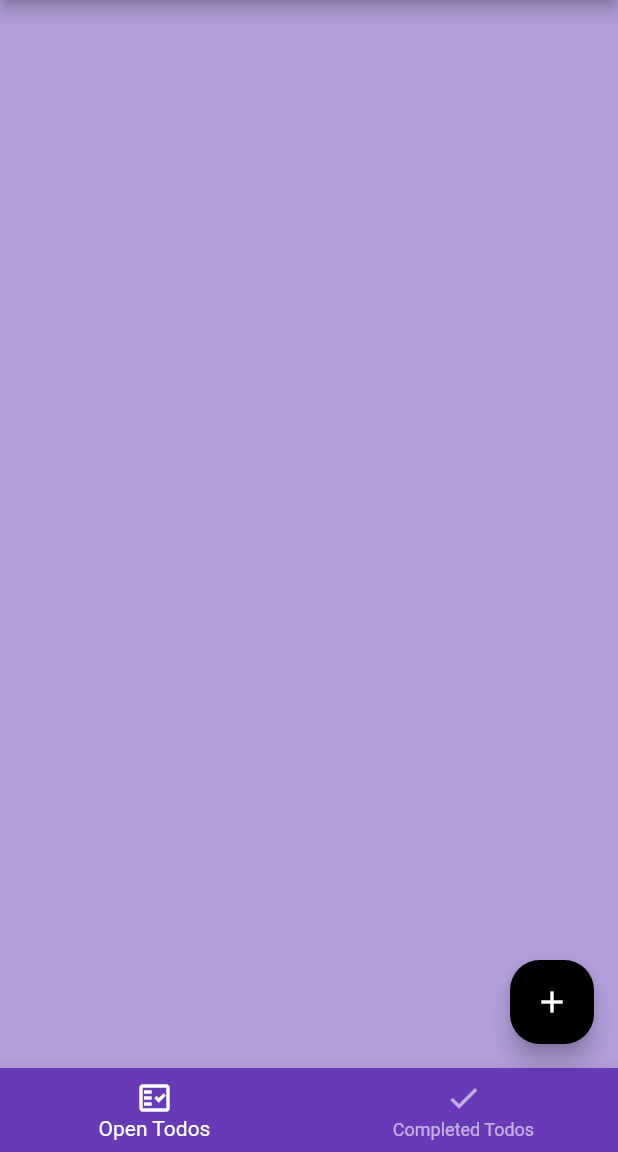
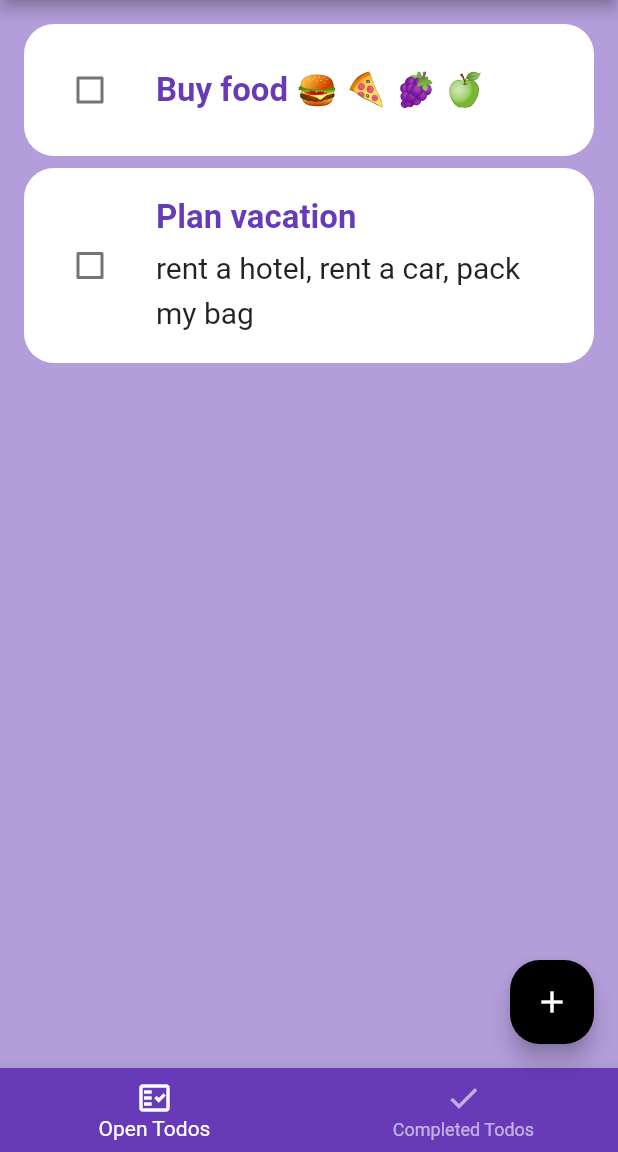
Before and after one commit to HaudegenHH/firestore_provider_todo, a Flutter app: the screen it shows after launch, on a phone screen of 412 x 824 dp, the part 84-1236 px from its top. Run offline on Flutter 3.47's test engine with Material 2 defaults, Android fonts, the light colour scheme and no system bars; drawn by our look-alikes of flutter_slidable.

Commit message:
install provider

```diff
--- a/lib/main.dart
+++ b/lib/main.dart
@@ -1,22 +1,27 @@
 import 'package:firestore_todo/pages/home_page.dart';
+import 'package:firestore_todo/provider/todos.dart';
 import 'package:flutter/material.dart';
+import 'package:provider/provider.dart';
 
 void main() {
   runApp(const MyApp());
 }
 
 class MyApp extends StatelessWidget {
-  static final String title = 'Todo App';
+  static const String title = 'Todo App';
   const MyApp({super.key});
 
   @override
   Widget build(BuildContext context) {
-    return MaterialApp(
-        debugShowCheckedModeBanner: false,
-        title: title,
-        theme: ThemeData(
-            primarySwatch: Colors.deepPurple,
-            scaffoldBackgroundColor: Colors.deepPurple.shade200),
-        home: HomePage());
+    return ChangeNotifierProvider(
+      create: (context) => TodosProvider(),
+      child: MaterialApp(
+          debugShowCheckedModeBanner: false,
+          title: title,
+          theme: ThemeData(
+              primarySwatch: Colors.deepPurple,
+              scaffoldBackgroundColor: Colors.deepPurple.shade200),
+          home: const HomePage()),
+    );
   }
 }
--- /dev/null
+++ b/lib/models/todo.dart
@@ -0,0 +1,20 @@
+// ignore_for_file: public_member_api_docs, sort_constructors_first
+class TodoField {
+  static const createdTime = 'createdTime';
+}
+
+class Todo {
+  DateTime createdTime;
+  String? id;
+  String title;
+  String description;
+  bool isDone;
+
+  Todo({
+    required this.createdTime,
+    required this.title,
+    this.description = '',
+    this.id,
+    this.isDone = false,
+  });
+}
--- a/lib/pages/home_page.dart
+++ b/lib/pages/home_page.dart
@@ -1,5 +1,6 @@
 import 'package:firestore_todo/main.dart';
 import 'package:firestore_todo/widgets/add_todo_dialog_widget.dart';
+import 'package:firestore_todo/widgets/todo_list_widget.dart';
 import 'package:flutter/material.dart';
 
 class HomePage extends StatefulWidget {
@@ -14,7 +15,10 @@ class _HomePageState extends State<HomePage> {
 
   @override
   Widget build(BuildContext context) {
-    final tabs = [Container(), Container()];
+    final tabs = [
+      const TodoListWidget(),
+      Container(),
+    ];
 
     return Scaffold(
       appBar: AppBar(
@@ -44,14 +48,14 @@ class _HomePageState extends State<HomePage> {
       floatingActionButton: FloatingActionButton(
         onPressed: () => showDialog(
           context: context,
-          builder: (BuildContext context) => AddTodoDialogWidget(),
+          builder: (BuildContext context) => const AddTodoDialogWidget(),
           //barrierDismissible: false,
         ),
         shape: RoundedRectangleBorder(
           borderRadius: BorderRadius.circular(20),
         ),
         backgroundColor: Colors.black,
-        child: Icon(Icons.add),
+        child: const Icon(Icons.add),
       ),
     );
   }
--- /dev/null
+++ b/lib/provider/todos.dart
@@ -0,0 +1,18 @@
+import 'package:firestore_todo/models/todo.dart';
+import 'package:flutter/material.dart';
+
+class TodosProvider extends ChangeNotifier {
+  List<Todo> _todos = [
+    Todo(
+      createdTime: DateTime.now(),
+      title: "Buy food 🍔 🍕 🍇 🍏",
+    ),
+    Todo(
+      createdTime: DateTime.now(),
+      title: "Plan vacation",
+      description: '''rent a hotel, rent a car, pack my bag''',
+    ),
+  ];
+
+  List<Todo> get todos => _todos.where((todo) => todo.isDone == false).toList();
+}
--- /dev/null
+++ b/lib/widgets/todo_list_widget.dart
@@ -0,0 +1,36 @@
+import 'package:flutter/material.dart';
+import 'package:provider/provider.dart';
+import 'package:firestore_todo/models/todo.dart';
+import 'package:firestore_todo/provider/todos.dart';
+import 'package:firestore_todo/widgets/todo_widget.dart';
+
+class TodoListWidget extends StatelessWidget {
+  const TodoListWidget({super.key});
+
+  @override
+  Widget build(BuildContext context) {
+    final provider = Provider.of<TodosProvider>(context);
+    final todos = provider.todos;
+    return todos.isEmpty
+        ? const Center(
+            child: Text("No Todos",
+                style: TextStyle(
+                  fontSize: 22,
+                  color: Colors.white,
+                  fontWeight: FontWeight.bold,
+                )))
+        : ListView.separated(
+            physics: const BouncingScrollPhysics(),
+            padding: const EdgeInsets.all(16),
+            itemCount: todos.length,
+            itemBuilder: (context, index) {
+              final todo = todos[index];
+              return TodoWidget(
+                todo: todo,
+              );
+            },
+            separatorBuilder: (BuildContext context, int index) =>
+                Container(height: 8),
+          );
+  }
+}
--- /dev/null
+++ b/lib/widgets/todo_widget.dart
@@ -0,0 +1,90 @@
+import 'package:flutter/material.dart';
+import 'package:firestore_todo/models/todo.dart';
+import 'package:flutter_slidable/flutter_slidable.dart';
+
+class TodoWidget extends StatelessWidget {
+  final Todo todo;
+  const TodoWidget({
+    Key? key,
+    required this.todo,
+  }) : super(key: key);
+
+  @override
+  Widget build(BuildContext context) => ClipRRect(
+        borderRadius: BorderRadius.circular(20),
+        child: Scrollable(
+          viewportBuilder: (BuildContext context, _) => Slidable(
+            key: ValueKey(todo.id),
+            startActionPane: ActionPane(
+              motion: const DrawerMotion(),
+              dismissible: DismissiblePane(onDismissed: () {}),
+              children: [
+                SlidableAction(
+                  onPressed: (_) {
+                    //print("tapped");
+                  },
+                  foregroundColor: Colors.white,
+                  backgroundColor: Colors.blue.shade600,
+                  icon: Icons.edit,
+                  label: 'Edit',
+                ),
+              ],
+            ),
+            endActionPane: ActionPane(
+              motion: const DrawerMotion(),
+              dismissible: DismissiblePane(onDismissed: () {}),
+              children: [
+                SlidableAction(
+                  onPressed: (_) {},
+                  foregroundColor: Colors.white,
+                  backgroundColor: Colors.red.shade400,
+                  icon: Icons.delete,
+                  label: 'Delete',
+                ),
+              ],
+            ),
+            child: buildTodo(context),
+          ),
+        ),
+      );
+
+  Widget buildTodo(BuildContext context) => Container(
+        padding: const EdgeInsets.all(20),
+        color: Colors.white,
+        child: Row(
+          children: [
+            Checkbox(
+              activeColor: Theme.of(context).primaryColor,
+              checkColor: Colors.white,
+              value: todo.isDone,
+              onChanged: (_) {},
+            ),
+            const SizedBox(width: 20),
+            Expanded(
+              child: Column(
+                crossAxisAlignment: CrossAxisAlignment.start,
+                children: [
+                  Text(
+                    todo.title,
+                    style: TextStyle(
+                      fontWeight: FontWeight.bold,
+                      color: Theme.of(context).primaryColor,
+                      fontSize: 22,
+                    ),
+                  ),
+                  todo.description.isNotEmpty
+                      ? Container(
+                          margin: const EdgeInsets.only(top: 4),
+                          child: Text(
+                            todo.description,
+                            style: const TextStyle(fontSize: 20, height: 1.5),
+                          ),
+                        )
+                      : Container()
+                ],
+              ),
+            )
+          ],
+        ),
+      );
+}
```
Also changed, not shown: pubspec.yaml (+6 -2 lines), pubspec.lock.
